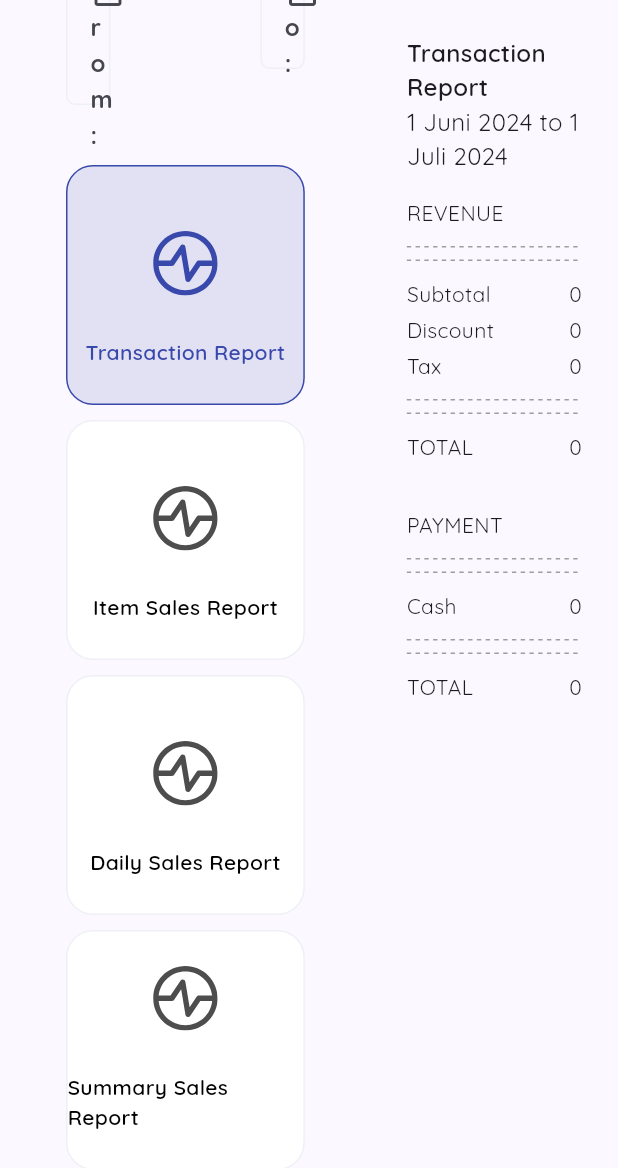
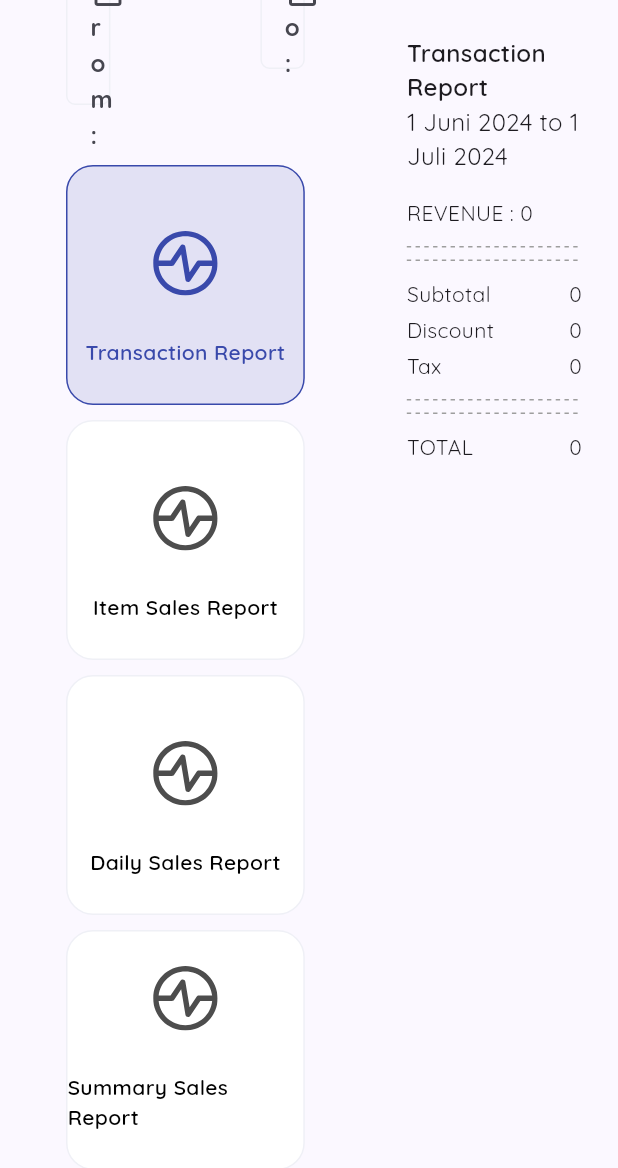
Before and after one commit to magerngoding/flutter-posresto-app, a Flutter app: the ReportPage screen opened directly, scrolled down 229 dp, after a tap on "Transaction Report", on a phone screen of 412 x 824 dp. Shown: the top 1168 px of the screen. Run offline on Flutter 3.47's test engine with Material 3 defaults, Android fonts, the phone set to English and light mode, and no system bars; our stand-ins replace bloc, dartz, flutter_bloc, flutter_svg, freezed_annotation, google_fonts and 3 more; missing offline and left inert: esc_pos_utils_plus, print_bluetooth_thermal; accounts and stored records are empty.

Commit message:
fix product_local_datasource, report page, order_bloc, success_payment_dialog, manage_printer

```diff
--- a/lib/core/components/custom_date_picker.dart
+++ b/lib/core/components/custom_date_picker.dart
@@ -1,6 +1,7 @@
 // ignore_for_file: prefer_const_constructors
 
 import 'package:flutter/material.dart';
+import 'package:flutter/widgets.dart';
 import 'package:flutter_posresto_app/core/core/core.dart';
 
 import '../core/constants/colors.dart';
@@ -52,7 +53,9 @@ class _CustomDatePickerState extends State<CustomDatePicker> {
     return Column(
       crossAxisAlignment: CrossAxisAlignment.start,
       children: [
-        Row(
+        SizedBox(
+          width: 500,
+          child: Row(
             crossAxisAlignment: CrossAxisAlignment.start,
             children: [
               Flexible(
@@ -97,6 +100,7 @@ class _CustomDatePickerState extends State<CustomDatePicker> {
               ),
             ],
           ),
+        ),
       ],
     );
   }
--- a/lib/core/core/constants/variable.dart
+++ b/lib/core/core/constants/variable.dart
@@ -1,5 +1,5 @@
 class Variables {
   static const String appName = 'Resto App';
   static const String appVersion = 'v1';
-  static const String baseUrl = 'http://192.168.1.11:8000';
+  static const String baseUrl = 'http://192.168.1.13:8000';
 }
--- a/lib/data/datasource/product_local_datasource.dart
+++ b/lib/data/datasource/product_local_datasource.dart
@@ -1,5 +1,8 @@
+// ignore_for_file: unused_import
+
 import 'package:flutter_posresto_app/data/models/response/product_response_model.dart';
 import 'package:flutter_posresto_app/presentation/home/models/order_model.dart';
+import 'package:intl/intl.dart';
 import 'package:sqflite/sqflite.dart';
 
 import '../../presentation/home/models/product_quantity.dart';
@@ -97,6 +100,25 @@ class ProductLocalDatasource {
     });
   }
 
+  //get all data order
+  Future<List<OrderModel>> getAllOrder(
+    DateTime start,
+    DateTime end,
+  ) async {
+    final db = await instance.database;
+    final List<Map<String, dynamic>> maps = await db.query(
+      tableOrder,
+      // where: 'transaction_time BETWEEN ? AND ?',
+      // whereArgs: [
+      //   DateFormat.yMd().format(start),
+      //   DateFormat.yMd().format(end),
+      // ],
+    );
+    return List.generate(maps.length, (i) {
+      return OrderModel.fromMap(maps[i]);
+    });
+  }
+
   //get order item by order id
   Future<List<ProductQuantity>> getOrderItemByOrderId(int orderId) async {
     final db = await instance.database;
--- a/lib/main.dart
+++ b/lib/main.dart
@@ -10,6 +10,7 @@ import 'package:flutter_posresto_app/data/datasource/product_remote_datasource.d
 import 'package:flutter_posresto_app/presentation/auth/login_page.dart';
 import 'package:flutter_posresto_app/presentation/home/bloc/local_product/local_product_bloc.dart';
 import 'package:flutter_posresto_app/presentation/home/bloc/order/order_bloc.dart';
+import 'package:flutter_posresto_app/presentation/report/bloc/transactionReport/transaction_report_bloc.dart';
 import 'package:flutter_posresto_app/presentation/setting/bloc/add_discount/add_discount_bloc.dart';
 import 'package:flutter_posresto_app/presentation/setting/bloc/discount/discount_bloc.dart';
 import 'package:flutter_posresto_app/presentation/setting/bloc/sync_order/sync_order_bloc.dart';
@@ -76,6 +77,11 @@ class MyApp extends StatelessWidget {
             DiscountRemoteDatasource(),
           ),
         ),
+        BlocProvider(
+          create: (context) => TransactionReportBloc(
+            ProductLocalDatasource.instance,
+          ),
+        ),
       ],
       child: MaterialApp(
         debugShowCheckedModeBanner: false,
--- a/lib/presentation/home/bloc/order/order_bloc.dart
+++ b/lib/presentation/home/bloc/order/order_bloc.dart
@@ -5,6 +5,7 @@ import 'package:flutter_posresto_app/core/core/core.dart';
 import 'package:flutter_posresto_app/data/datasource/auth_local_datasource.dart';
 import 'package:flutter_posresto_app/data/datasource/product_local_datasource.dart';
 import 'package:freezed_annotation/freezed_annotation.dart';
+import 'package:intl/intl.dart';
 
 import '../../models/order_model.dart';
 import '../../models/product_quantity.dart';
@@ -45,16 +46,14 @@ class OrderBloc extends Bloc<OrderEvent, OrderState> {
           totalItem: totalItem,
           idKasir: userData.user!.id!,
           namaKasir: userData.user!.name!,
-          transactionTime: DateTime.now().toIso8601String(),
+          transactionTime: DateFormat.yMd().format(DateTime.now()),
           isSync: 0,
           orderItems: event.items,
         );
 
         await ProductLocalDatasource.instance.saveOrder(dataInput);
 
-        emit(_Loaded(
-          dataInput,
-        ));
+        emit(_Loaded(dataInput));
       },
     );
   }
--- a/lib/presentation/home/widgets/success_payment_dialog.dart
+++ b/lib/presentation/home/widgets/success_payment_dialog.dart
@@ -14,7 +14,6 @@ import 'package:flutter_posresto_app/presentation/home/models/product_quantity.d
 import '../../../core/components/buttons.dart';
 import '../../../core/components/spaces.dart';
 import '../bloc/checkout/checkout_bloc.dart';
-import '../models/order_item.dart';
 
 class SuccessPaymentDialog extends StatefulWidget {
   final List<ProductQuantity> data;
--- /dev/null
+++ b/lib/presentation/report/bloc/transactionReport/transaction_report_bloc.dart
@@ -0,0 +1,29 @@
+import 'package:bloc/bloc.dart';
+import 'package:flutter_posresto_app/data/datasource/product_local_datasource.dart';
+import 'package:flutter_posresto_app/presentation/home/models/order_model.dart';
+import 'package:freezed_annotation/freezed_annotation.dart';
+
+part 'transaction_report_event.dart';
+part 'transaction_report_state.dart';
+part 'transaction_report_bloc.freezed.dart';
+
+class TransactionReportBloc
+    extends Bloc<TransactionReportEvent, TransactionReportState> {
+  final ProductLocalDatasource productLocalDatasource;
+  TransactionReportBloc(this.productLocalDatasource)
+      : super(
+          _Initial(),
+        ) {
+    on<_GetReport>(
+      (event, emit) async {
+        emit(_Loading());
+        final result = await productLocalDatasource.getAllOrder(
+          event.startDate,
+          event.endtDate,
+        );
+
+        emit(_Loaded(result));
+      },
+    );
+  }
+}
--- /dev/null
+++ b/lib/presentation/report/bloc/transactionReport/transaction_report_event.dart
@@ -0,0 +1,10 @@
+part of 'transaction_report_bloc.dart';
+
+@freezed
+class TransactionReportEvent with _$TransactionReportEvent {
+  const factory TransactionReportEvent.started() = _Started;
+  const factory TransactionReportEvent.getReport({
+    required DateTime startDate,
+    required DateTime endtDate,
+  }) = _GetReport;
+}
--- /dev/null
+++ b/lib/presentation/report/bloc/transactionReport/transaction_report_state.dart
@@ -0,0 +1,10 @@
+part of 'transaction_report_bloc.dart';
+
+@freezed
+class TransactionReportState with _$TransactionReportState {
+  const factory TransactionReportState.initial() = _Initial;
+  const factory TransactionReportState.loading() = _Loading;
+  const factory TransactionReportState.errpr(String message) = _Error;
+  const factory TransactionReportState.laoded(
+      List<OrderModel> transactionReport) = _Loaded;
+}
--- a/lib/presentation/report/pages/report_page.dart
+++ b/lib/presentation/report/pages/report_page.dart
@@ -1,5 +1,9 @@
+// ignore_for_file: prefer_const_constructors
+
 import 'package:flutter/material.dart';
+import 'package:flutter_bloc/flutter_bloc.dart';
 import 'package:flutter_posresto_app/core/core/core.dart';
+import 'package:flutter_posresto_app/presentation/report/bloc/transactionReport/transaction_report_bloc.dart';
 import '../../../core/components/custom_date_picker.dart';
 import '../../../core/components/dashed_line.dart';
 import '../../../core/components/spaces.dart';
@@ -76,6 +80,18 @@ class _ReportPageState extends State<ReportPage> {
                               selectedMenu = 1;
                               title = 'Transaction Report';
                               setState(() {});
+
+                              // end data is 1 month before current date
+                              context.read<TransactionReportBloc>().add(
+                                    TransactionReportEvent.getReport(
+                                      startDate: DateTime.now(),
+                                      endtDate: DateTime.now().subtract(
+                                        Duration(
+                                          days: 30,
+                                        ),
+                                      ),
+                                    ),
+                                  );
                             },
                             isActive: selectedMenu == 1,
                           ),
@@ -122,14 +138,73 @@ class _ReportPageState extends State<ReportPage> {
               alignment: Alignment.topCenter,
               child: SingleChildScrollView(
                 padding: const EdgeInsets.all(24.0),
-                child: Column(
+                child:
+                    BlocBuilder<TransactionReportBloc, TransactionReportState>(
+                  builder: (context, state) {
+                    final totalRevenue = state.maybeMap(
+                      orElse: () => 0,
+                      laoded: (value) {
+                        return value.transactionReport.fold(
+                          0,
+                          (previousValue, element) =>
+                              previousValue + element.total,
+                        );
+                      },
+                    );
+
+                    final subTotal = state.maybeMap(
+                      orElse: () => 0,
+                      laoded: (value) {
+                        return value.transactionReport.fold(
+                          0,
+                          (previousValue, element) =>
+                              previousValue + element.subTotal,
+                        );
+                      },
+                    );
+
+                    final discount = state.maybeMap(
+                      orElse: () => 0,
+                      laoded: (value) {
+                        return value.transactionReport.fold(
+                          0,
+                          (previousValue, element) =>
+                              previousValue + element.discount,
+                        );
+                      },
+                    );
+                    final tax = state.maybeMap(
+                      orElse: () => 0,
+                      laoded: (value) {
+                        return value.transactionReport.fold(
+                          0,
+                          (previousValue, element) =>
+                              previousValue + element.tax,
+                        );
+                      },
+                    );
+
+                    return state.maybeWhen(
+                      orElse: () {
+                        return Center(
+                          child: Text('No Data!'),
+                        );
+                      },
+                      loading: () {
+                        return Center(
+                          child: CircularProgressIndicator(),
+                        );
+                      },
+                      laoded: (transactionReport) {
+                        return Column(
                           crossAxisAlignment: CrossAxisAlignment.start,
                           children: [
                             Center(
                               child: Text(
                                 title,
                                 style: const TextStyle(
-                            fontWeight: FontWeight.w600, fontSize: 16.0),
+                                    fontWeight: FontWeight.w600,
+                                    fontSize: 16.0),
                               ),
                             ),
                             Center(
@@ -142,75 +217,83 @@ class _ReportPageState extends State<ReportPage> {
 
                             // REVENUE INFO
                             ...[
-                      const Text('REVENUE'),
+                              Text('REVENUE : $totalRevenue'),
                               const SpaceHeight(8.0),
                               const DashedLine(),
                               const DashedLine(),
                               const SpaceHeight(8.0),
-                      const Row(
-                        mainAxisAlignment: MainAxisAlignment.spaceBetween,
+                              Row(
+                                mainAxisAlignment:
+                                    MainAxisAlignment.spaceBetween,
                                 children: [
                                   Text('Subtotal'),
-                          Text('0'),
+                                  Text('$subTotal'),
                                 ],
                               ),
                               const SpaceHeight(4.0),
-                      const Row(
-                        mainAxisAlignment: MainAxisAlignment.spaceBetween,
+                              Row(
+                                mainAxisAlignment:
+                                    MainAxisAlignment.spaceBetween,
                                 children: [
                                   Text('Discount'),
-                          Text('0'),
+                                  Text('$discount'),
                                 ],
                               ),
                               const SpaceHeight(4.0),
-                      const Row(
-                        mainAxisAlignment: MainAxisAlignment.spaceBetween,
+                              Row(
+                                mainAxisAlignment:
+                                    MainAxisAlignment.spaceBetween,
                                 children: [
                                   Text('Tax'),
-                          Text('0'),
+                                  Text('$tax'),
                                 ],
                               ),
                               const SpaceHeight(8.0),
                               const DashedLine(),
                               const DashedLine(),
                               const SpaceHeight(8.0),
-                      const Row(
-                        mainAxisAlignment: MainAxisAlignment.spaceBetween,
+                              Row(
+                                mainAxisAlignment:
+                                    MainAxisAlignment.spaceBetween,
                                 children: [
                                   Text('TOTAL'),
-                          Text('0'),
+                                  Text('$totalRevenue'),
                                 ],
                               ),
                             ],
                             const SpaceHeight(32.0),
 
                             // PAYMENT INFO
-                    ...[
-                      const Text('PAYMENT'),
-                      const SpaceHeight(8.0),
-                      const DashedLine(),
-                      const DashedLine(),
-                      const SpaceHeight(8.0),
-                      const Row(
-                        mainAxisAlignment: MainAxisAlignment.spaceBetween,
-                        children: [
-                          Text('Cash'),
-                          Text('0'),
+                            // ...[
+                            //   const Text('PAYMENT'),
+                            //   const SpaceHeight(8.0),
+                            //   const DashedLine(),
+                            //   const DashedLine(),
+                            //   const SpaceHeight(8.0),
+                            //   const Row(
+                            //     mainAxisAlignment: MainAxisAlignment.spaceBetween,
+                            //     children: [
+                            //       Text('Cash'),
+                            //       Text('0'),
+                            //     ],
+                            //   ),
+                            //   const SpaceHeight(8.0),
+                            //   const DashedLine(),
+                            //   const DashedLine(),
+                            //   const SpaceHeight(8.0),
+                            //   const Row(
+                            //     mainAxisAlignment: MainAxisAlignment.spaceBetween,
+                            //     children: [
+                            //       Text('TOTAL'),
+                            //       Text('0'),
+                            //     ],
+                            //   ),
+                            // ],
                           ],
-                      ),
-                      const SpaceHeight(8.0),
-                      const DashedLine(),
-                      const DashedLine(),
-                      const SpaceHeight(8.0),
-                      const Row(
-                        mainAxisAlignment: MainAxisAlignment.spaceBetween,
-                        children: [
-                          Text('TOTAL'),
-                          Text('0'),
-                        ],
-                      ),
-                    ],
-                  ],
+                        );
+                      },
+                    );
+                  },
                 ),
               ),
             ),
--- a/lib/presentation/setting/pages/manage_printer_page.dart
+++ b/lib/presentation/setting/pages/manage_printer_page.dart
@@ -1,3 +1,5 @@
+// ignore_for_file: unused_field
+
 import 'package:esc_pos_utils_plus/esc_pos_utils_plus.dart';
 import 'package:flutter/material.dart';
 import 'package:flutter/services.dart';
```
Also changed, not shown: lib/presentation/report/bloc/transactionReport/transaction_report_bloc.freezed.dart (added). Lines whose indentation alone changed are shown as unchanged.
